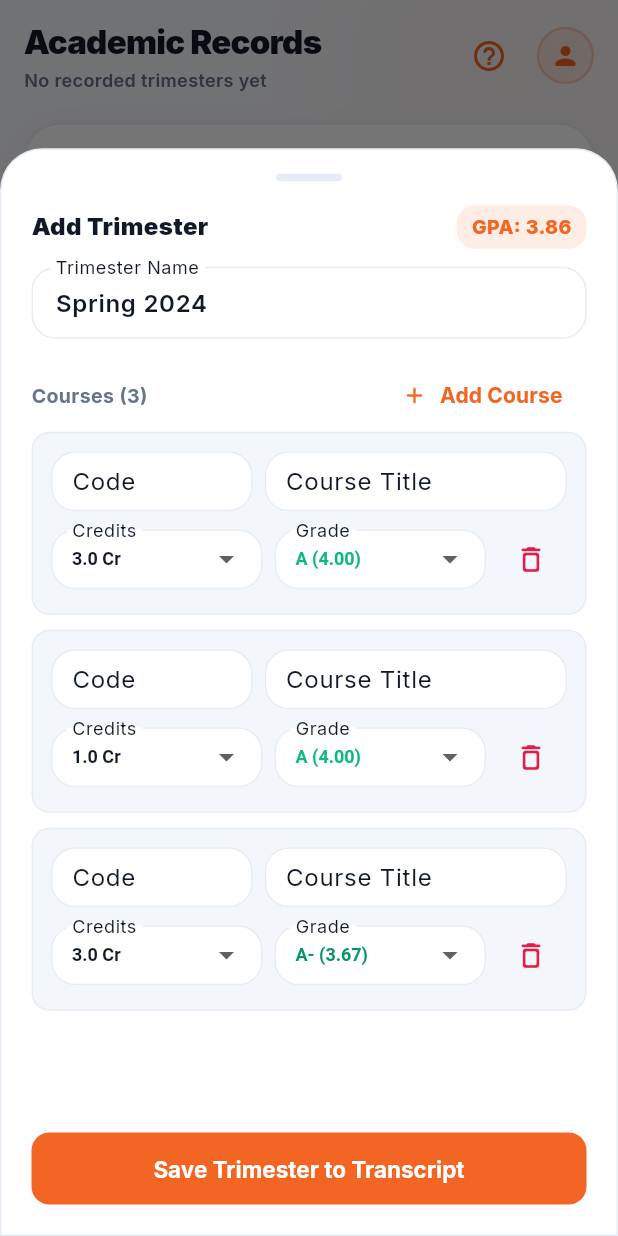
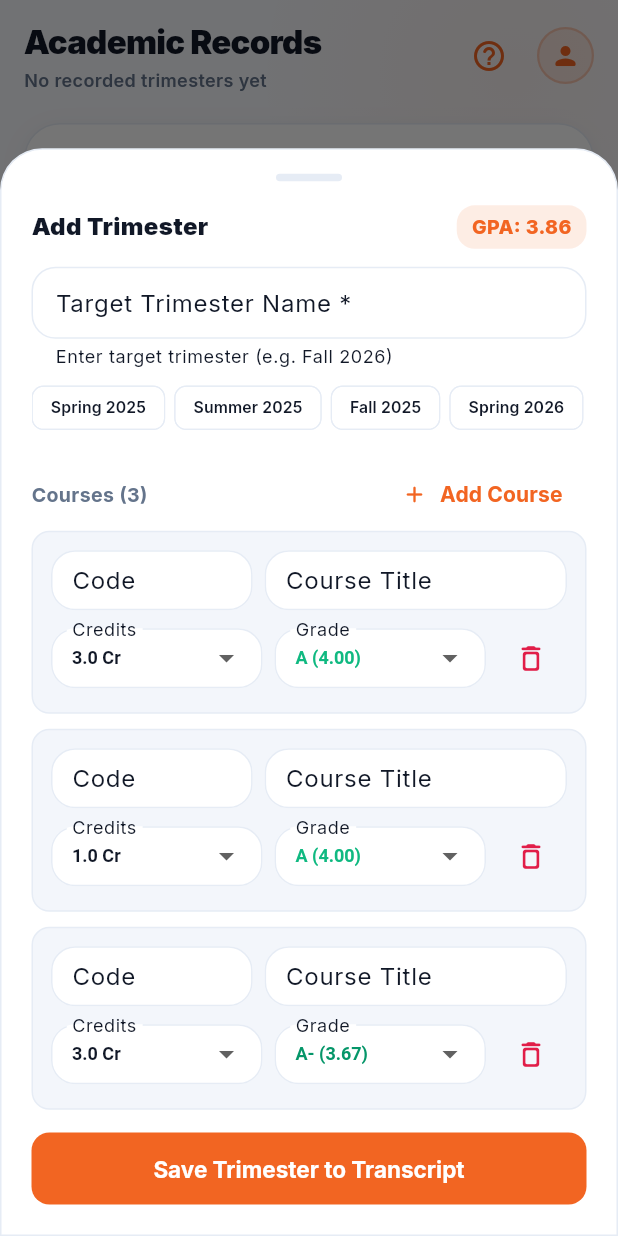
Before and after one commit to souravsahapartho/uiu-cgpa-calculator-ai, a Flutter app: the TranscriptImportScreen screen opened directly, scrolled down 133 dp, after a tap on the "close" icon, after a tap on "Add Trimester", on a phone screen of 412 x 824 dp. Run offline on Flutter 3.47's test engine with Material 3 defaults, Android fonts, the phone set to English and light mode, and no system bars; our stand-ins replace file_picker, google_fonts, pdf, printing, shared_preferences; accounts and stored records are empty.

Commit message:
fix: dynamic target trimester field with helpful hints and chips across all import modals

```diff
--- a/lib/screens/transcript_import_screen.dart
+++ b/lib/screens/transcript_import_screen.dart
@@ -53,6 +53,54 @@ class _TranscriptImportScreenState extends State<TranscriptImportScreen> {
         _bannerDismissed = true;
       });
     }
+  }
+
+  static String _getDynamicTrimester([List<SemesterTranscript>? semesters]) {
+    if (semesters != null && semesters.isNotEmpty) {
+      final last = semesters.last.semesterName.trim();
+      final parts = last.split(' ');
+      if (parts.length == 2) {
+        final season = parts[0].toLowerCase();
+        final year = int.tryParse(parts[1]);
+        if (year != null) {
+          if (season.startsWith('spr')) return 'Summer $year';
+          if (season.startsWith('sum')) return 'Fall $year';
+          if (season.startsWith('fal')) return 'Spring ${year + 1}';
+        }
+      }
+    }
+    final now = DateTime.now();
+    final month = now.month;
+    final year = now.year;
+    if (month >= 1 && month <= 4) {
+      return 'Spring $year';
+    } else if (month >= 5 && month <= 8) {
+      return 'Summer $year';
+    } else {
+      return 'Fall $year';
+    }
+  }
+
+  static List<String> _getRecentTrimesterSuggestions([List<SemesterTranscript>? semesters]) {
+    final now = DateTime.now();
+    final y = now.year;
+    final suggestions = <String>{
+      'Spring ${y - 1}',
+      'Summer ${y - 1}',
+      'Fall ${y - 1}',
+      'Spring $y',
+      'Summer $y',
+      'Fall $y',
+      'Spring ${y + 1}',
+    };
+    if (semesters != null) {
+      for (final s in semesters) {
+        if (s.semesterName.trim().isNotEmpty) {
+          suggestions.add(s.semesterName.trim());
+        }
+      }
+    }
+    return suggestions.toList();
   }
 
   @override
@@ -1058,7 +1106,9 @@ class _TranscriptImportScreenState extends State<TranscriptImportScreen> {
 
   // ── ADD TRIMESTER MODAL (CLEAN RESPONSIVE CARD LAYOUT) ──
   void _showAddTrimesterDialog(BuildContext context) {
-    final termController = TextEditingController(text: 'Spring 2024');
+    final provider = ProfileProviderScope.of(context);
+    final defaultDynamicTerm = _getDynamicTrimester(provider.semesters);
+    final termController = TextEditingController();
     final courses = <_NewCourseItem>[
       _NewCourseItem(code: '', title: '', credit: 3.0, grade: 'A'),
       _NewCourseItem(code: '', title: '', credit: 1.0, grade: 'A'),
@@ -1146,10 +1196,34 @@ class _TranscriptImportScreenState extends State<TranscriptImportScreen> {
                   controller: termController,
                   style: TextStyle(color: textPri, fontWeight: FontWeight.w600),
                   decoration: InputDecoration(
-                    labelText: 'Trimester Name',
-                    hintText: 'e.g. Fall 2023, Spring 2024',
+                    labelText: 'Target Trimester Name *',
+                    hintText: 'e.g. $defaultDynamicTerm',
+                    helperText: 'Enter target trimester (e.g. $defaultDynamicTerm)',
                     border: OutlineInputBorder(borderRadius: AppRadius.borderMd),
                     contentPadding: const EdgeInsets.symmetric(horizontal: 12, vertical: 12),
+                  ),
+                ),
+                const SizedBox(height: 6),
+                SingleChildScrollView(
+                  scrollDirection: Axis.horizontal,
+                  child: Row(
+                    children: _getRecentTrimesterSuggestions(provider.semesters).map((suggested) {
+                      return Padding(
+                        padding: const EdgeInsets.only(right: 6),
+                        child: ActionChip(
+                          label: Text(suggested, style: TextStyle(fontSize: 10.5, fontWeight: FontWeight.w600, color: textPri)),
+                          backgroundColor: surface,
+                          side: BorderSide(color: borderClr, width: 0.8),
+                          padding: const EdgeInsets.symmetric(horizontal: 4, vertical: 0),
+                          visualDensity: VisualDensity.compact,
+                          onPressed: () {
+                            setModalState(() {
+                              termController.text = suggested;
+                            });
+                          },
+                        ),
+                      );
+                    }).toList(),
                   ),
                 ),
                 const SizedBox(height: 14),
@@ -1303,7 +1377,7 @@ class _TranscriptImportScreenState extends State<TranscriptImportScreen> {
                     ),
                     onPressed: () async {
                       if (courses.isEmpty) return;
-                      final termName = termController.text.trim().isEmpty ? 'Trimester' : termController.text.trim();
+                      final termName = termController.text.trim().isEmpty ? defaultDynamicTerm : termController.text.trim();
                       final provider = ProfileProviderScope.of(context);
                       final convertedCourses = courses
                           .map((c) => Course(
@@ -1378,12 +1452,11 @@ class _TranscriptImportScreenState extends State<TranscriptImportScreen> {
             ? 'CSE 2213 Object Oriented Programming 3.00 A\nCSE 2214 OOP Lab 1.00 A\nMATH 2183 Calculus and Linear Algebra 3.00 B+'
             : 'CSE 1111, Structured Programming, 3.0, A\nCSE 1112, SPL Lab, 1.0, A');
 
-    final termController = TextEditingController(
-      text: mode == 'image' ? 'Summer 2023' : 'Spring 2024',
-    );
-    final contentController = TextEditingController(
-      text: mode == 'image' ? 'CSE 1111, Structured Programming, 3.0, A\nCSE 1112, SPL Lab, 1.0, A' : '',
-    );
+    final provider = ProfileProviderScope.of(context);
+    final defaultDynamicTerm = _getDynamicTrimester(provider.semesters);
+
+    final termController = TextEditingController();
+    final contentController = TextEditingController();
 
     String? pickedFileName;
     String? pickedFileSize;
@@ -1572,9 +1645,18 @@ class _TranscriptImportScreenState extends State<TranscriptImportScreen> {
                       const SizedBox(height: 14),
 
                       // Trimester Name input
-                      Text(
-                        'Target Trimester Name *',
-                        style: AppTypography.labelSmall.copyWith(color: textSec, fontWeight: FontWeight.w700),
+                      Row(
+                        mainAxisAlignment: MainAxisAlignment.spaceBetween,
+                        children: [
+                          Text(
+                            'Target Trimester Name *',
+                            style: AppTypography.labelSmall.copyWith(color: textSec, fontWeight: FontWeight.w700),
+                          ),
+                          Text(
+                            'Default: $defaultDynamicTerm',
+                            style: TextStyle(color: accentColor, fontSize: 10.5, fontWeight: FontWeight.w700),
+                          ),
+                        ],
                       ),
                       const SizedBox(height: 5),
                       Container(
@@ -1588,7 +1670,7 @@ class _TranscriptImportScreenState extends State<TranscriptImportScreen> {
                           style: AppTypography.bodyMedium.copyWith(color: textPri, fontWeight: FontWeight.w700),
                           decoration: InputDecoration(
                             border: InputBorder.none,
-                            hintText: 'e.g. Spring 2024',
+                            hintText: 'e.g. $defaultDynamicTerm',
                             hintStyle: AppTypography.bodyMedium.copyWith(
                               color: textPri.withValues(alpha: 0.35),
                               fontWeight: FontWeight.w400,
@@ -1596,6 +1678,34 @@ class _TranscriptImportScreenState extends State<TranscriptImportScreen> {
                             contentPadding: const EdgeInsets.symmetric(horizontal: 14, vertical: 12),
                             prefixIcon: Icon(Icons.event_note_rounded, color: accentColor, size: 20),
                           ),
+                        ),
+                      ),
+                      const SizedBox(height: 5),
+                      Text(
+                        '💡 Target Trimester: আপনি যে ট্রাইমেস্টারে এই কোর্সগুলো যুক্ত করতে চান (যেমন: $defaultDynamicTerm)। ফাইল থেকে অটো-ডিটেক্ট না হলে এটি ডিফল্ট হিসেবে ব্যবহৃত হবে।',
+                        style: TextStyle(color: textSec, fontSize: 10.5, height: 1.35),
+                      ),
+                      const SizedBox(height: 8),
+                      SingleChildScrollView(
+                        scrollDirection: Axis.horizontal,
+                        child: Row(
+                          children: _getRecentTrimesterSuggestions(provider.semesters).map((suggested) {
+                            return Padding(
+                              padding: const EdgeInsets.only(right: 6),
+                              child: ActionChip(
+                                label: Text(suggested, style: TextStyle(fontSize: 10.5, fontWeight: FontWeight.w600, color: textPri)),
+                                backgroundColor: surface,
+                                side: BorderSide(color: borderClr, width: 0.8),
+                                padding: const EdgeInsets.symmetric(horizontal: 4, vertical: 0),
+                                visualDensity: VisualDensity.compact,
+                                onPressed: () {
+                                  setModalState(() {
+                                    termController.text = suggested;
+                                  });
+                                },
+                              ),
+                            );
+                          }).toList(),
                         ),
                       ),
                       const SizedBox(height: 12),
@@ -1709,7 +1819,7 @@ class _TranscriptImportScreenState extends State<TranscriptImportScreen> {
                         style: TextStyle(fontWeight: FontWeight.w800, fontSize: 13.5),
                       ),
                       onPressed: () async {
-                        final term = termController.text.trim().isEmpty ? 'Trimester' : termController.text.trim();
+                        final term = termController.text.trim().isEmpty ? defaultDynamicTerm : termController.text.trim();
                         final raw = contentController.text.trim();
                         if (raw.isEmpty) {
                           ScaffoldMessenger.of(context).showSnackBar(
--- a/pubspec.yaml
+++ b/pubspec.yaml
@@ -1,7 +1,7 @@
 name: uiu_cgpa_calculator_ai
 description: "UIU CGPA Calculator AI - AI-Supported Academic & CGPA Companion for United International University (UIU) Students"
 publish_to: "none"
-version: 1.0.7+8
+version: 1.0.8+9
 
 environment:
   sdk: ">=3.0.0 <4.0.0"
```
